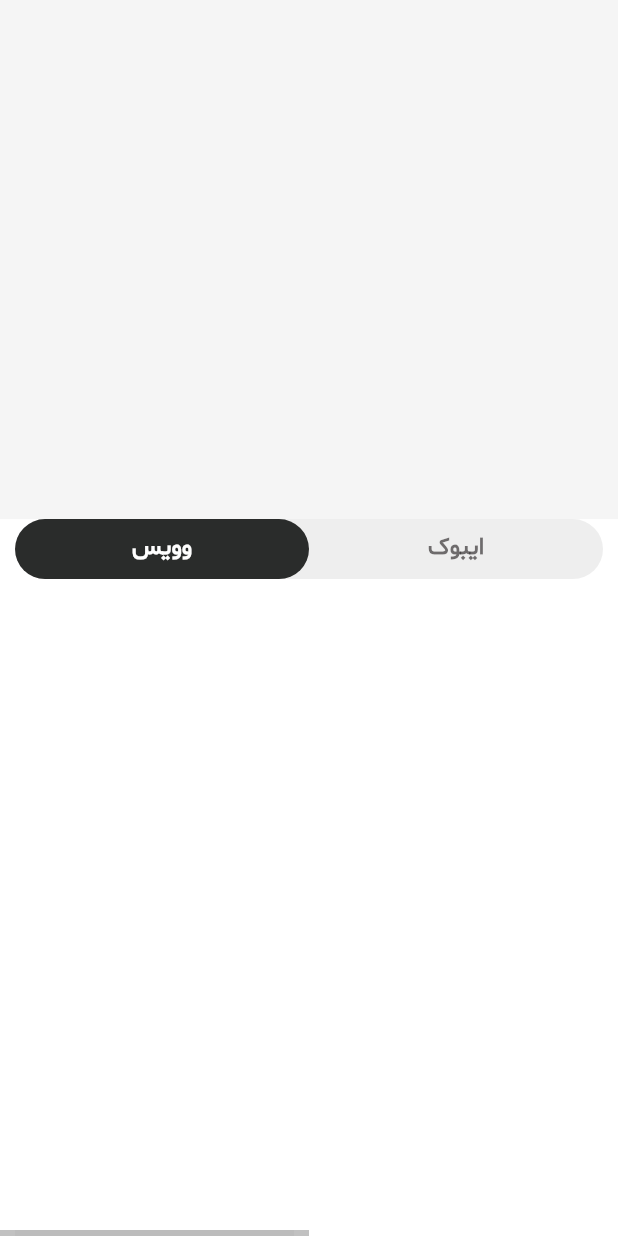
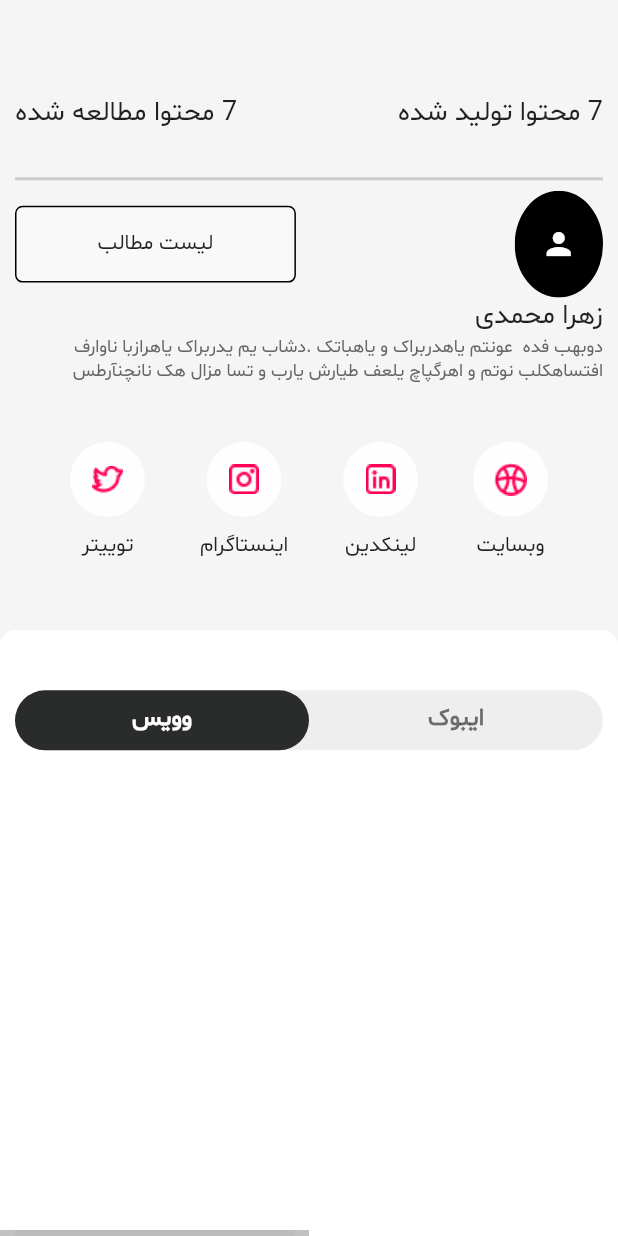
Before and after one commit to SajadRahimi1/Vebo, a Flutter app: the Profile screen opened directly, tab 2 chosen, on a phone screen of 412 x 824 dp. Run offline on Flutter 3.47's test engine with Material 2 defaults, Android fonts, the phone set to English and light mode, and no system bars; our stand-ins replace get.

Commit message:
Profile Page Designed

```diff
--- a/lib/views/screens/profile_test.dart
+++ b/lib/views/screens/profile_test.dart
@@ -1,7 +1,7 @@
 import 'package:flutter/material.dart';
 import 'package:get/get.dart';
-import 'package:vebo/views/widgets/my-ebook_list_tile.dart';
 import 'package:vebo/views/widgets/my_ebook_widgets.dart';
+import 'package:vebo/views/widgets/profile_social_media_widget.dart';
 
 import '../colors.dart';
 
@@ -11,11 +11,119 @@ class Profile extends StatelessWidget {
     return Directionality(
       textDirection: TextDirection.rtl,
       child: Scaffold(
+        backgroundColor: Color(0xfff5f5f5),
         body: Stack(
           children: [
             Container(
-              height: Get.height / 2.33,
-              color: Color(0xffF5F5F5),
+              height: Get.height / 2,
+              padding: EdgeInsets.only(left: 10, right: 10),
+              child: Column(
+                children: [
+                  SizedBox(
+                    height: 40,
+                  ),
+                  Expanded(
+                      flex: 1,
+                      child: Row(
+                        mainAxisAlignment: MainAxisAlignment.spaceBetween,
+                        children: [
+                          Text(
+                            "7 محتوا تولید شده",
+                            style: TextStyle(fontSize: 18),
+                          ),
+                          Text(
+                            "7 محتوا مطالعه شده",
+                            style: TextStyle(fontSize: 18),
+                          )
+                        ],
+                      )),
+                  Divider(
+                    color: Color(0xffCDCDCD),
+                    thickness: 2,
+                  ),
+                  Expanded(
+                      flex: 1,
+                      child: Row(
+                        mainAxisAlignment: MainAxisAlignment.spaceBetween,
+                        children: [
+                          ClipOval(
+                            child: Container(
+                              height: Get.height,
+                              width: Get.width / 7,
+                              color: Colors.black,
+                              child: Icon(
+                                Icons.person,
+                                color: Colors.white,
+                              ),
+                            ),
+                          ),
+                          Container(
+                            width: Get.width / 2.2,
+                            height: Get.height,
+                            margin: EdgeInsets.only(top: 10, bottom: 10),
+                            decoration: BoxDecoration(
+                                color: Color(0xffF9F9F9),
+                                borderRadius: BorderRadius.circular(5),
+                                border:
+                                    Border.all(color: Colors.black, width: 1)),
+                            child: InkWell(
+                              child: Center(child: Text("لیست مطالب")),
+                            ),
+                          )
+                        ],
+                      )),
+                  Expanded(
+                      flex: 1,
+                      child: Wrap(
+                        crossAxisAlignment: WrapCrossAlignment.start,
+                        children: [
+                          Text("زهرا محمدی", style: TextStyle(fontSize: 18)),
+                          Text(
+                            "دوبهب فده  عونتم یاهدربراک و یاهباتک .دشاب یم یدربراک یاهرازبا ناوارف افتساهکلب نوتم و اهرگپاچ یلعف طیارش یارب و تسا مزال هک نانچنآرطس",
+                            style: TextStyle(
+                                fontSize: 12, color: Color(0xff666666)),
+                            maxLines: 2,
+                            overflow: TextOverflow.ellipsis,
+                          )
+                        ],
+                      )),
+                  Expanded(
+                      flex: 2,
+                      child: Row(
+                        mainAxisAlignment: MainAxisAlignment.spaceEvenly,
+                        children: [
+                          SocialMediaWidget(
+                              image: Image.asset(
+                                "assets/images/icons/website.png",
+                                height: 50,
+                                width: 50,
+                              ),
+                              title: "وبسایت"),
+                          SocialMediaWidget(
+                              image: Image.asset(
+                                "assets/images/icons/linkedin.png",
+                                height: 50,
+                                width: 50,
+                              ),
+                              title: "لینکدین"),
+                          SocialMediaWidget(
+                              image: Image.asset(
+                                "assets/images/icons/instagram.png",
+                                height: 50,
+                                width: 50,
+                              ),
+                              title: "اینستاگرام"),
+                          SocialMediaWidget(
+                              image: Image.asset(
+                                "assets/images/icons/twitter.png",
+                                height: 50,
+                                width: 50,
+                              ),
+                              title: "توییتر"),
+                        ],
+                      )),
+                ],
+              ),
             ),
             _dragableScroll()
           ],
@@ -26,22 +134,26 @@ class Profile extends StatelessWidget {
 
   DraggableScrollableSheet _dragableScroll() {
     return DraggableScrollableSheet(
-      minChildSize: 0.58,
+      minChildSize: 0.49,
       maxChildSize: 0.9,
-      initialChildSize: .58,
+      initialChildSize: .49,
       builder: (context, scrollController) {
         return Container(
-            color: Colors.white,
+            decoration: BoxDecoration(
+                color: Colors.white,
+                borderRadius: BorderRadius.only(
+                    topLeft: Radius.circular(10),
+                    topRight: Radius.circular(10))),
             child: Scrollbar(
                 child: Container(
-              margin: EdgeInsets.only(right: 10, left: 10),
+              margin: EdgeInsets.only(right: 10, left: 10, top: 40),
               child: DefaultTabController(
                 length: 2,
                 child: Column(
                   children: [
                     Container(
                       height: 40,
-                      // padding: EdgeInsets.only(top: 10),
+
                       // Tabs background color
                       decoration: BoxDecoration(
                           color: Colors.grey[200],
--- /dev/null
+++ b/lib/views/widgets/profile_social_media_widget.dart
@@ -0,0 +1,21 @@
+import 'package:flutter/material.dart';
+import 'package:get/get.dart';
+
+Widget SocialMediaWidget({required Image image, required String title}) {
+  return Column(
+    children: [
+      SizedBox(
+        height: Get.height / 33,
+      ),
+      Container(
+        decoration:
+            BoxDecoration(color: Color(0xffFEFEFE), shape: BoxShape.circle),
+        child: image,
+      ),
+      Padding(
+        padding: const EdgeInsets.only(top: 10),
+        child: Text(title),
+      )
+    ],
+  );
+}
```
Also changed, not shown: assets/images/icons/instagram.png (added), assets/images/icons/linkedin.png (added), assets/images/icons/twitter.png (added), assets/images/icons/website.png (added).
